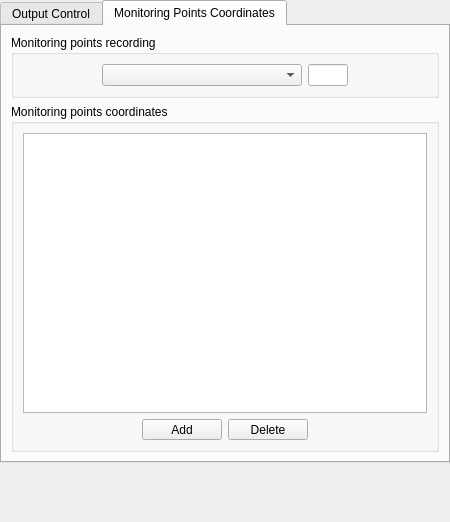
This is gui/Pages/OutputControlForm.ui in code-saturne/code_saturne as Qt 5 draws it before an edit. The edited form follows.
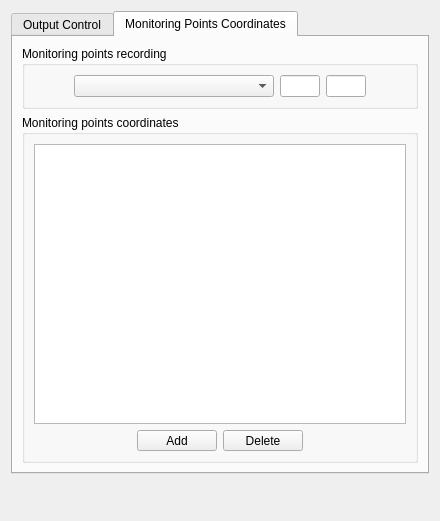
This is the edited form. The open tabs and pages were chosen to show the change.

Commit message: Add shell patterns feature for user output files.

Patch:
```diff
--- a/gui/Pages/OutputControlForm.ui
+++ b/gui/Pages/OutputControlForm.ui
@@ -5,20 +5,14 @@
    <rect>
     <x>0</x>
     <y>0</y>
-    <width>450</width>
-    <height>522</height>
+    <width>440</width>
+    <height>521</height>
    </rect>
   </property>
   <property name="windowTitle" >
    <string>Form</string>
   </property>
-  <layout class="QGridLayout" >
-   <property name="margin" >
-    <number>0</number>
-   </property>
-   <property name="spacing" >
-    <number>0</number>
-   </property>
+  <layout class="QGridLayout" name="gridLayout_4" >
    <item row="0" column="0" >
     <widget class="QTabWidget" name="tabWidget" >
      <property name="font" >
@@ -507,16 +501,16 @@
       <attribute name="title" >
        <string>Monitoring Points Coordinates</string>
       </attribute>
-      <layout class="QGridLayout" >
+      <layout class="QGridLayout" name="gridLayout_6" >
        <item row="0" column="0" >
         <widget class="QGroupBox" name="groupBoxMonitoring" >
          <property name="title" >
           <string>Monitoring points recording</string>
          </property>
-         <layout class="QGridLayout" >
+         <layout class="QGridLayout" name="gridLayout_5" >
           <item row="0" column="0" >
-           <layout class="QGridLayout" >
-            <item row="0" column="0" >
+           <layout class="QHBoxLayout" name="horizontalLayout_3" >
+            <item>
              <spacer>
               <property name="orientation" >
                <enum>Qt::Horizontal</enum>
@@ -529,7 +523,7 @@
               </property>
              </spacer>
             </item>
-            <item row="0" column="1" >
+            <item>
              <widget class="QComboBox" name="comboBoxHisto" >
               <property name="minimumSize" >
                <size>
@@ -539,7 +533,7 @@
               </property>
              </widget>
             </item>
-            <item row="0" column="2" >
+            <item>
              <widget class="QLineEdit" name="lineEditHisto" >
               <property name="maximumSize" >
                <size>
@@ -552,7 +546,20 @@
               </property>
              </widget>
             </item>
-            <item row="0" column="3" >
+            <item>
+             <widget class="QLineEdit" name="lineEditFRHisto" >
+              <property name="maximumSize" >
+               <size>
+                <width>40</width>
+                <height>16777215</height>
+               </size>
+              </property>
+              <property name="toolTip" >
+               <string>Code_Saturne key word: NTHIST</string>
+              </property>
+             </widget>
+            </item>
+            <item>
              <spacer>
               <property name="orientation" >
                <enum>Qt::Horizontal</enum>
```
Left out of the diff: 27 changed lines with no effect on the pictures. The commit also changes 5 other files.
